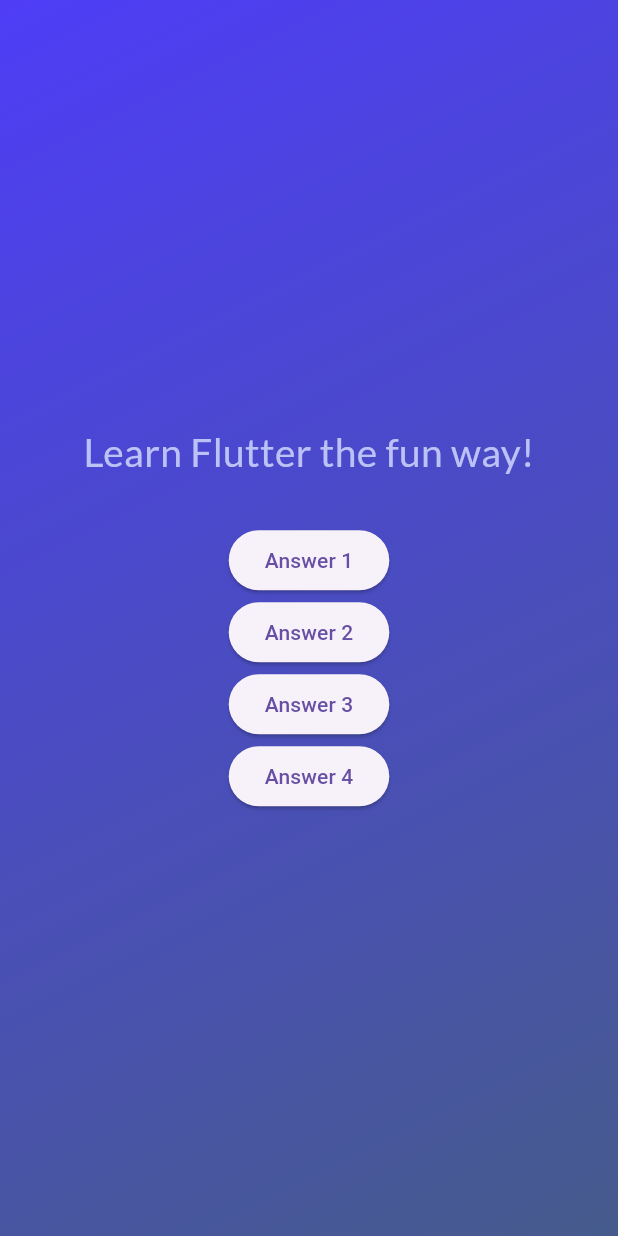
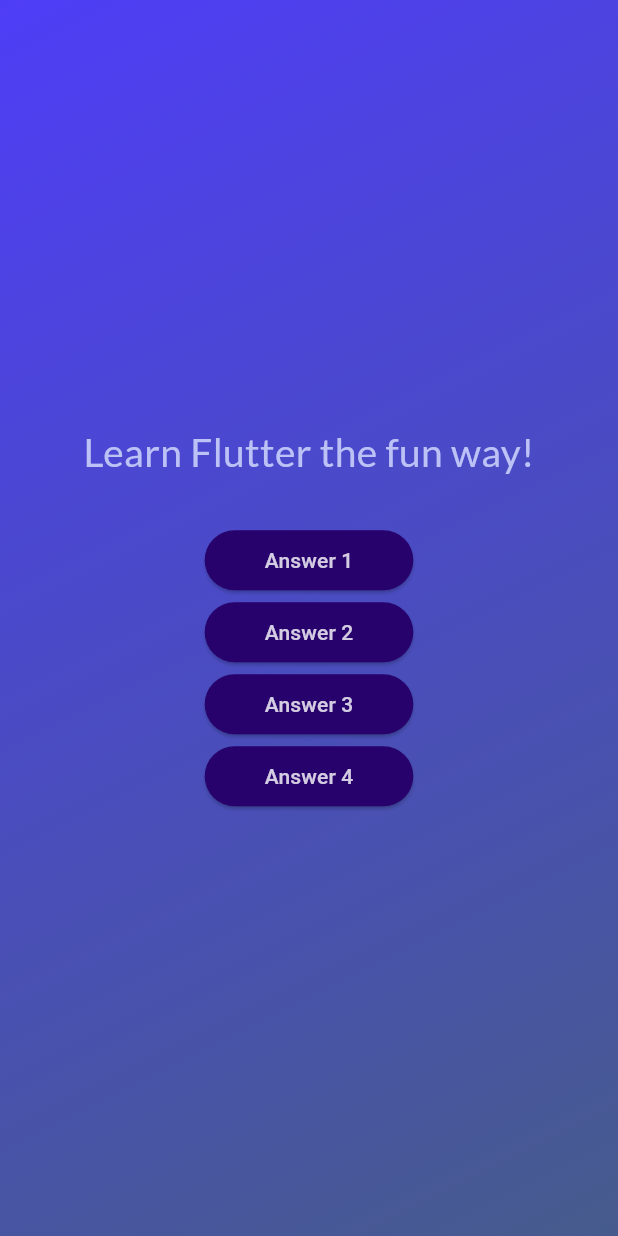
Before and after one commit to clebersonp/flutter_adv_basics_challenge, a Flutter app: the screen it shows after launch, after a tap on "Start Quiz", on a phone screen of 412 x 824 dp. Run offline on Flutter 3.47's test engine with Material 3 defaults, Android fonts, the phone set to English and light mode, and no system bars; our stand-ins replace google_fonts.

Commit message:
Added the custom answer button widget to questions screen class

```diff
--- a/lib/questions_screen.dart
+++ b/lib/questions_screen.dart
@@ -1,4 +1,5 @@
 import 'package:flutter/material.dart';
+import 'package:flutter_adv_basics_challenge/answer_button.dart';
 import 'package:google_fonts/google_fonts.dart';
 
 class QuestionsScreen extends StatefulWidget {
@@ -24,21 +25,21 @@
             ),
           ),
           const SizedBox(height: 30),
-          ElevatedButton(
-            onPressed: () {},
-            child: const Text("Answer 1"),
+          AnswerButton(
+            text: "Answer 1",
+            onTap: () {},
           ),
-          ElevatedButton(
-            onPressed: () {},
-            child: const Text("Answer 2"),
+          AnswerButton(
+            text: "Answer 2",
+            onTap: () {},
           ),
-          ElevatedButton(
-            onPressed: () {},
-            child: const Text("Answer 3"),
+          AnswerButton(
+            text: "Answer 3",
+            onTap: () {},
           ),
-          ElevatedButton(
-            onPressed: () {},
-            child: const Text("Answer 4"),
+          AnswerButton(
+            text: "Answer 4",
+            onTap: () {},
           ),
         ],
       ),
```
